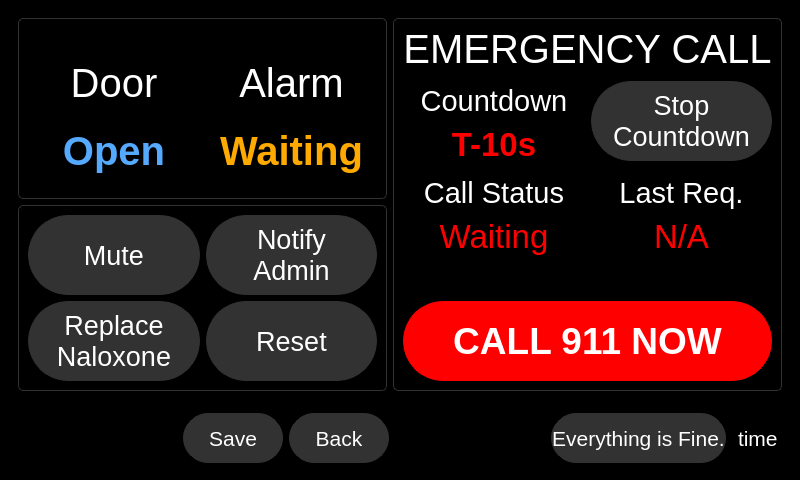
zyl120/Naloxone_Safety_Kit, file qt_design/main_window.ui: the form before one commit.
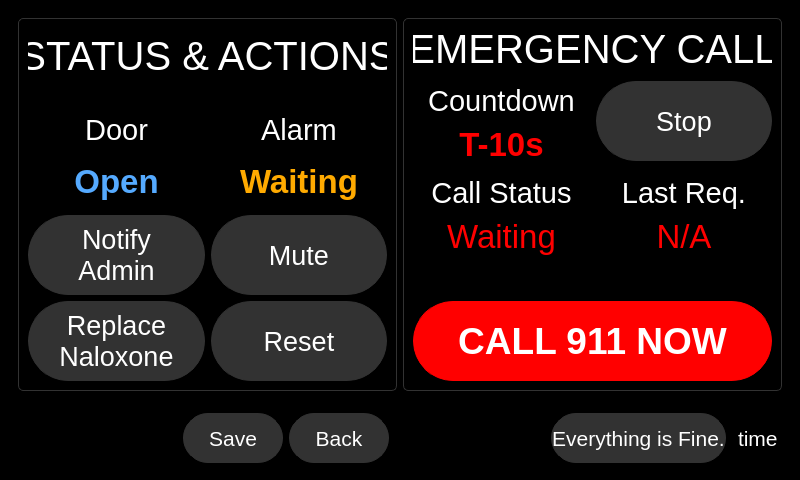
The form after the commit. The open tabs and pages were chosen to show the change. Icons and pictures are not drawn.

Commit message: change door open layout

What changed in the file:
```diff
--- a/qt_design/main_window.ui
+++ b/qt_design/main_window.ui
@@ -4678,208 +4678,6 @@
       </widget>
       <widget class="QWidget" name="doorOpenPage">
        <layout class="QGridLayout" name="gridLayout_7" rowstretch="0,0" columnstretch="1,1">
-        <item row="1" column="0">
-         <widget class="QFrame" name="alarmFrame">
-          <property name="styleSheet">
-           <string notr="true">.QFrame{border-radius: 5px;border-color:rgb(50,50,50);border-width: 1px;border-style: solid;}</string>
-          </property>
-          <property name="frameShape">
-           <enum>QFrame::StyledPanel</enum>
-          </property>
-          <property name="frameShadow">
-           <enum>QFrame::Raised</enum>
-          </property>
-          <property name="lineWidth">
-           <number>3</number>
-          </property>
-          <property name="midLineWidth">
-           <number>0</number>
-          </property>
-          <layout class="QGridLayout" name="gridLayout_13">
-           <item row="4" column="0">
-            <widget class="QPushButton" name="replace_naloxone_button_2">
-             <property name="sizePolicy">
-              <sizepolicy hsizetype="Preferred" vsizetype="Preferred">
-               <horstretch>0</horstretch>
-               <verstretch>0</verstretch>
-              </sizepolicy>
-             </property>
-             <property name="minimumSize">
-              <size>
-               <width>0</width>
-               <height>80</height>
-              </size>
-             </property>
-             <property name="maximumSize">
-              <size>
-               <width>16777215</width>
-               <height>80</height>
-              </size>
-             </property>
-             <property name="font">
-              <font>
-               <pointsize>20</pointsize>
-               <bold>false</bold>
-              </font>
-             </property>
-             <property name="styleSheet">
-              <string notr="true">color:white;border-radius: 40px;background-color:rgb(50,50,50);border-color:rgb(50,50,50);border-width: 1px;border-style: solid;</string>
-             </property>
-             <property name="text">
-              <string>Replace
-Naloxone</string>
-             </property>
-             <property name="icon">
-              <iconset>
-               <normaloff>../main/res/system-reboot.svg</normaloff>../main/res/system-reboot.svg</iconset>
-             </property>
-             <property name="iconSize">
-              <size>
-               <width>32</width>
-               <height>32</height>
-              </size>
-             </property>
-            </widget>
-           </item>
-           <item row="4" column="1">
-            <widget class="QPushButton" name="doorOpenResetPushButton">
-             <property name="sizePolicy">
-              <sizepolicy hsizetype="Preferred" vsizetype="Preferred">
-               <horstretch>0</horstretch>
-               <verstretch>0</verstretch>
-              </sizepolicy>
-             </property>
-             <property name="minimumSize">
-              <size>
-               <width>0</width>
-               <height>80</height>
-              </size>
-             </property>
-             <property name="maximumSize">
-              <size>
-               <width>16777215</width>
-               <height>80</height>
-              </size>
-             </property>
-             <property name="font">
-              <font>
-               <pointsize>20</pointsize>
-               <bold>false</bold>
-              </font>
-             </property>
-             <property name="styleSheet">
-              <string notr="true">color:white;border-radius: 40px;background-color:rgb(50,50,50);border-color:rgb(50,50,50);border-width: 1px;border-style: solid;</string>
-             </property>
-             <property name="text">
-              <string>Reset</string>
-             </property>
-             <property name="icon">
-              <iconset>
-               <normaloff>../main/res/edit-reset.svg</normaloff>../main/res/edit-reset.svg</iconset>
-             </property>
-             <property name="iconSize">
-              <size>
-               <width>32</width>
-               <height>32</height>
-              </size>
-             </property>
-            </widget>
-           </item>
-           <item row="3" column="0">
-            <widget class="QPushButton" name="alarmMutePushButton">
-             <property name="sizePolicy">
-              <sizepolicy hsizetype="Preferred" vsizetype="Preferred">
-               <horstretch>0</horstretch>
-               <verstretch>0</verstretch>
-              </sizepolicy>
-             </property>
-             <property name="minimumSize">
-              <size>
-               <width>0</width>
-               <height>80</height>
-              </size>
-             </property>
-             <property name="maximumSize">
-              <size>
-               <width>16777215</width>
-               <height>80</height>
-              </size>
-             </property>
-             <property name="font">
-              <font>
-               <pointsize>20</pointsize>
-               <bold>false</bold>
-              </font>
-             </property>
-             <property name="styleSheet">
-              <string notr="true">color:white;border-radius: 40px;background-color:rgb(50,50,50);border-color:rgb(50,50,50);border-width: 1px;border-style: solid;</string>
-             </property>
-             <property name="text">
-              <string>Mute</string>
-             </property>
-             <property name="icon">
-              <iconset>
-               <normaloff>../main/res/media-playback-stop.svg</normaloff>../main/res/media-playback-stop.svg</iconset>
-             </property>
-             <property name="iconSize">
-              <size>
-               <width>32</width>
-               <height>32</height>
-              </size>
-             </property>
-            </widget>
-           </item>
-           <item row="3" column="1">
-            <widget class="QPushButton" name="notify_admin_button_2">
-             <property name="sizePolicy">
-              <sizepolicy hsizetype="Preferred" vsizetype="Preferred">
-               <horstretch>0</horstretch>
-               <verstretch>0</verstretch>
-              </sizepolicy>
-             </property>
-             <property name="minimumSize">
-              <size>
-               <width>0</width>
-               <height>80</height>
-              </size>
-             </property>
-             <property name="maximumSize">
-              <size>
-               <width>16777215</width>
-               <height>80</height>
-              </size>
-             </property>
-             <property name="font">
-              <font>
-               <pointsize>20</pointsize>
-               <bold>false</bold>
-              </font>
-             </property>
-             <property name="styleSheet">
-              <string notr="true">color:white;border-radius: 40px;background-color:rgb(50,50,50);border-color:rgb(50,50,50);border-width: 1px;border-style: solid;</string>
-             </property>
-             <property name="text">
-              <string>Notify
-Admin</string>
-             </property>
-             <property name="icon">
-              <iconset>
-               <normaloff>../main/res/smartphone.png</normaloff>../main/res/smartphone.png</iconset>
-             </property>
-             <property name="iconSize">
-              <size>
-               <width>32</width>
-               <height>32</height>
-              </size>
-             </property>
-             <property name="flat">
-              <bool>false</bool>
-             </property>
-            </widget>
-           </item>
-          </layout>
-         </widget>
-        </item>
         <item row="0" column="1" rowspan="2">
          <widget class="QFrame" name="emergencyCallFrame">
           <property name="styleSheet">
@@ -4897,44 +4695,7 @@
           <property name="midLineWidth">
            <number>0</number>
           </property>
-          <layout class="QGridLayout" name="gridLayout_14">
-           <item row="0" column="0" colspan="2">
-            <widget class="QLabel" name="doorLabel_3">
-             <property name="sizePolicy">
-              <sizepolicy hsizetype="Preferred" vsizetype="Preferred">
-               <horstretch>0</horstretch>
-               <verstretch>0</verstretch>
-              </sizepolicy>
-             </property>
-             <property name="minimumSize">
-              <size>
-               <width>0</width>
-               <height>40</height>
-              </size>
-             </property>
-             <property name="maximumSize">
-              <size>
-               <width>16777215</width>
-               <height>16777215</height>
-              </size>
-             </property>
-             <property name="font">
-              <font>
-               <pointsize>30</pointsize>
-               <bold>false</bold>
-              </font>
-             </property>
-             <property name="styleSheet">
-              <string notr="true">color:white;border-width: 0px;</string>
-             </property>
-             <property name="text">
-              <string>EMERGENCY CALL</string>
-             </property>
-             <property name="alignment">
-              <set>Qt::AlignBottom|Qt::AlignHCenter</set>
-             </property>
-            </widget>
-           </item>
+          <layout class="QGridLayout" name="gridLayout_14" rowstretch="0,0,0,0,0,0,0,0,0" columnstretch="1,1">
            <item row="4" column="1">
             <layout class="QVBoxLayout" name="verticalLayout_27">
              <item>
@@ -5012,8 +4773,8 @@
              </item>
             </layout>
            </item>
-           <item row="2" column="1">
-            <widget class="QPushButton" name="stopCountdownPushButton">
+           <item row="7" column="0" colspan="2">
+            <widget class="QPushButton" name="call911NowPushButton">
              <property name="sizePolicy">
               <sizepolicy hsizetype="Preferred" vsizetype="Preferred">
                <horstretch>0</horstretch>
@@ -5034,16 +4795,16 @@
              </property>
              <property name="font">
               <font>
-               <pointsize>20</pointsize>
-               <bold>false</bold>
+               <pointsize>28</pointsize>
+               <bold>true</bold>
               </font>
              </property>
              <property name="styleSheet">
-              <string notr="true">color:white;border-radius: 40px;background-color:rgb(50,50,50);border-color:rgb(50,50,50);border-width: 1px;border-style: solid;</string>
+              <string notr="true">color: white; background-color: red; border-radius:40px;border-color:red;border-width: 1px;border-style: solid;
+</string>
              </property>
              <property name="text">
-              <string>Stop
-Countdown</string>
+              <string>CALL 911 NOW</string>
              </property>
              <property name="icon">
               <iconset>
@@ -5057,82 +4818,42 @@
              </property>
             </widget>
            </item>
-           <item row="4" column="0">
-            <layout class="QVBoxLayout" name="verticalLayout_24">
-             <item>
-              <widget class="QLabel" name="label">
-               <property name="sizePolicy">
-                <sizepolicy hsizetype="Preferred" vsizetype="Preferred">
-                 <horstretch>0</horstretch>
-                 <verstretch>0</verstretch>
-                </sizepolicy>
-               </property>
-               <property name="minimumSize">
-                <size>
-                 <width>0</width>
-                 <height>40</height>
-                </size>
-               </property>
-               <property name="maximumSize">
-                <size>
-                 <width>16777215</width>
-                 <height>16777215</height>
-                </size>
-               </property>
-               <property name="font">
-                <font>
-                 <pointsize>22</pointsize>
-                </font>
-               </property>
-               <property name="styleSheet">
-                <string notr="true">color:white;border-width: 0px;</string>
-               </property>
-               <property name="text">
-                <string>Call Status</string>
-               </property>
-               <property name="alignment">
-                <set>Qt::AlignBottom|Qt::AlignHCenter</set>
-               </property>
-              </widget>
-             </item>
-             <item>
-              <widget class="QLabel" name="emergencyCallStatusLabel">
-               <property name="sizePolicy">
-                <sizepolicy hsizetype="Preferred" vsizetype="Preferred">
-                 <horstretch>0</horstretch>
-                 <verstretch>0</verstretch>
-                </sizepolicy>
-               </property>
-               <property name="minimumSize">
-                <size>
-                 <width>0</width>
-                 <height>40</height>
-                </size>
-               </property>
-               <property name="maximumSize">
-                <size>
-                 <width>16777215</width>
-                 <height>16777215</height>
-                </size>
-               </property>
-               <property name="font">
-                <font>
-                 <pointsize>25</pointsize>
-                 <bold>false</bold>
-                </font>
-               </property>
-               <property name="styleSheet">
-                <string notr="true">color:red;</string>
-               </property>
-               <property name="text">
-                <string>Waiting</string>
-               </property>
-               <property name="alignment">
-                <set>Qt::AlignCenter</set>
-               </property>
-              </widget>
-             </item>
-            </layout>
+           <item row="0" column="0" colspan="2">
+            <widget class="QLabel" name="doorLabel_3">
+             <property name="sizePolicy">
+              <sizepolicy hsizetype="Preferred" vsizetype="Preferred">
+               <horstretch>0</horstretch>
+               <verstretch>0</verstretch>
+              </sizepolicy>
+             </property>
+             <property name="minimumSize">
+              <size>
+               <width>0</width>
+               <height>40</height>
+              </size>
+             </property>
+             <property name="maximumSize">
+              <size>
+               <width>16777215</width>
+               <height>16777215</height>
+              </size>
+             </property>
+             <property name="font">
+              <font>
+               <pointsize>30</pointsize>
+               <bold>false</bold>
+              </font>
+             </property>
+             <property name="styleSheet">
+              <string notr="true">color:white;border-width: 0px;</string>
+             </property>
+             <property name="text">
+              <string>EMERGENCY CALL</string>
+             </property>
+             <property name="alignment">
+              <set>Qt::AlignBottom|Qt::AlignHCenter</set>
+             </property>
+            </widget>
            </item>
            <item row="2" column="0">
             <layout class="QVBoxLayout" name="verticalLayout_46">
@@ -5206,7 +4927,128 @@
              </item>
             </layout>
            </item>
-           <item row="6" column="0" colspan="2">
+           <item row="4" column="0">
+            <layout class="QVBoxLayout" name="verticalLayout_24">
+             <item>
+              <widget class="QLabel" name="label">
+               <property name="sizePolicy">
+                <sizepolicy hsizetype="Preferred" vsizetype="Preferred">
+                 <horstretch>0</horstretch>
+                 <verstretch>0</verstretch>
+                </sizepolicy>
+               </property>
+               <property name="minimumSize">
+                <size>
+                 <width>0</width>
+                 <height>40</height>
+                </size>
+               </property>
+               <property name="maximumSize">
+                <size>
+                 <width>16777215</width>
+                 <height>16777215</height>
+                </size>
+               </property>
+               <property name="font">
+                <font>
+                 <pointsize>22</pointsize>
+                </font>
+               </property>
+               <property name="styleSheet">
+                <string notr="true">color:white;border-width: 0px;</string>
+               </property>
+               <property name="text">
+                <string>Call Status</string>
+               </property>
+               <property name="alignment">
+                <set>Qt::AlignBottom|Qt::AlignHCenter</set>
+               </property>
+              </widget>
+             </item>
+             <item>
+              <widget class="QLabel" name="emergencyCallStatusLabel">
+               <property name="sizePolicy">
+                <sizepolicy hsizetype="Preferred" vsizetype="Preferred">
+                 <horstretch>0</horstretch>
+                 <verstretch>0</verstretch>
+                </sizepolicy>
+               </property>
+               <property name="minimumSize">
+                <size>
+                 <width>0</width>
+                 <height>40</height>
+                </size>
+               </property>
+               <property name="maximumSize">
+                <size>
+                 <width>16777215</width>
+                 <height>16777215</height>
+                </size>
+               </property>
+               <property name="font">
+                <font>
+                 <pointsize>25</pointsize>
+                 <bold>false</bold>
+                </font>
+               </property>
+               <property name="styleSheet">
+                <string notr="true">color:red;</string>
+               </property>
+               <property name="text">
+                <string>Waiting</string>
+               </property>
+               <property name="alignment">
+                <set>Qt::AlignCenter</set>
+               </property>
+              </widget>
+             </item>
+            </layout>
+           </item>
+           <item row="2" column="1">
+            <widget class="QPushButton" name="stopCountdownPushButton">
+             <property name="sizePolicy">
+              <sizepolicy hsizetype="Preferred" vsizetype="Preferred">
+               <horstretch>0</horstretch>
+               <verstretch>0</verstretch>
+              </sizepolicy>
+             </property>
+             <property name="minimumSize">
+              <size>
+               <width>0</width>
+               <height>80</height>
+              </size>
+             </property>
+             <property name="maximumSize">
+              <size>
+               <width>16777215</width>
+               <height>80</height>
+              </size>
+             </property>
+             <property name="font">
+              <font>
+               <pointsize>20</pointsize>
+               <bold>false</bold>
+              </font>
+             </property>
+             <property name="styleSheet">
+              <string notr="true">color:white;border-radius: 40px;background-color:rgb(50,50,50);border-color:rgb(50,50,50);border-width: 1px;border-style: solid;</string>
+             </property>
+             <property name="text">
+              <string>Stop</string>
+             </property>
+             <property name="icon">
+              <iconset>
+               <normaloff>../main/res/media-playback-pause.svg</normaloff>../main/res/media-playback-pause.svg</iconset>
+             </property>
+             <property name="iconSize">
+              <size>
+               <width>32</width>
+               <height>32</height>
+              </size>
+             </property>
+            </widget>
+           </item>
+           <item row="6" column="0">
             <spacer name="verticalSpacer_5">
              <property name="orientation">
               <enum>Qt::Vertical</enum>
@@ -5219,55 +5061,10 @@
              </property>
             </spacer>
            </item>
-           <item row="7" column="0" colspan="2">
-            <widget class="QPushButton" name="call911NowPushButton">
-             <property name="sizePolicy">
-              <sizepolicy hsizetype="Preferred" vsizetype="Preferred">
-               <horstretch>0</horstretch>
-               <verstretch>0</verstretch>
-              </sizepolicy>
-             </property>
-             <property name="minimumSize">
-              <size>
-               <width>0</width>
-               <height>80</height>
-              </size>
-             </property>
-             <property name="maximumSize">
-              <size>
-               <width>16777215</width>
-               <height>80</height>
-              </size>
-             </property>
-             <property name="font">
-              <font>
-               <pointsize>28</pointsize>
-               <bold>true</bold>
-              </font>
-             </property>
-             <property name="styleSheet">
-              <string notr="true">color: white; background-color: red; border-radius:40px;border-color:red;border-width: 1px;border-style: solid;
-</string>
-             </property>
-             <property name="text">
-              <string>CALL 911 NOW</string>
-             </property>
-             <property name="icon">
-              <iconset>
-               <normaloff>../main/res/call-outgoing.svg</normaloff>../main/res/call-outgoing.svg</iconset>
-             </property>
-             <property name="iconSize">
-              <size>
-               <width>32</width>
-               <height>32</height>
-              </size>
-             </property>
-            </widget>
-           </item>
           </layout>
          </widget>
         </item>
-        <item row="0" column="0">
+        <item row="0" column="0" rowspan="2">
          <widget class="QFrame" name="doorOpenFrame">
           <property name="styleSheet">
            <string notr="true">.QFrame{border-radius: 5px;border-color:rgb(50,50,50);border-width: 1px;border-style: solid;}</string>
@@ -5284,13 +5081,43 @@
           <property name="midLineWidth">
            <number>0</number>
           </property>
-          <layout class="QGridLayout" name="gridLayout_12" rowstretch="1,1" columnstretch="1,1">
-           <item row="1" column="1">
+          <layout class="QGridLayout" name="gridLayout_12" columnstretch="1,1">
+           <item row="1" column="0">
+            <widget class="QLabel" name="label_12">
+             <property name="minimumSize">
+              <size>
+               <width>0</width>
+               <height>40</height>
+              </size>
+             </property>
+             <property name="maximumSize">
+              <size>
+               <width>16777215</width>
+               <height>16777215</height>
+              </size>
+             </property>
+             <property name="font">
+              <font>
+               <pointsize>22</pointsize>
+              </font>
+             </property>
+             <property name="styleSheet">
+              <string notr="true">color:white;border-width: 0px;</string>
+             </property>
+             <property name="text">
+              <string>Door</string>
+             </property>
+             <property name="alignment">
+              <set>Qt::AlignBottom|Qt::AlignHCenter</set>
+             </property>
+            </widget>
+           </item>
+           <item row="2" column="1">
             <widget class="QLabel" name="alarmStatusLabel">
              <property name="minimumSize">
               <size>
                <width>0</width>
-               <height>0</height>
+               <height>40</height>
               </size>
              </property>
              <property name="maximumSize">
@@ -5301,7 +5128,7 @@
              </property>
              <property name="font">
               <font>
-               <pointsize>30</pointsize>
+               <pointsize>25</pointsize>
                <bold>true</bold>
               </font>
              </property>
@@ -5316,42 +5143,105 @@
              </property>
             </widget>
            </item>
-           <item row="0" column="0">
-            <widget class="QLabel" name="label_12">
+           <item row="3" column="0">
+            <widget class="QPushButton" name="notify_admin_button_2">
+             <property name="sizePolicy">
+              <sizepolicy hsizetype="Preferred" vsizetype="Preferred">
+               <horstretch>0</horstretch>
+               <verstretch>0</verstretch>
+              </sizepolicy>
+             </property>
              <property name="minimumSize">
               <size>
                <width>0</width>
-               <height>0</height>
+               <height>80</height>
               </size>
              </property>
              <property name="maximumSize">
               <size>
                <width>16777215</width>
-               <height>16777215</height>
+               <height>80</height>
               </size>
              </property>
              <property name="font">
               <font>
-               <pointsize>30</pointsize>
+               <pointsize>20</pointsize>
+               <bold>false</bold>
               </font>
              </property>
              <property name="styleSheet">
-              <string notr="true">color:white;border-width: 0px;</string>
+              <string notr="true">color:white;border-radius: 40px;background-color:rgb(50,50,50);border-color:rgb(50,50,50);border-width: 1px;border-style: solid;</string>
              </property>
              <property name="text">
-              <string>Door</string>
+              <string>Notify
+Admin</string>
              </property>
-             <property name="alignment">
-              <set>Qt::AlignBottom|Qt::AlignHCenter</set>
+             <property name="icon">
+              <iconset>
+               <normaloff>../main/res/smartphone.png</normaloff>../main/res/smartphone.png</iconset>
              </property>
+             <property name="iconSize">
+              <size>
+               <width>32</width>
+               <height>32</height>
+              </size>
+             </property>
+             <property name="flat">
+              <bool>false</bool>
+             </property>
             </widget>
            </item>
-           <item row="1" column="0">
+           <item row="4" column="0">
+            <widget class="QPushButton" name="replace_naloxone_button_2">
+             <property name="sizePolicy">
+              <sizepolicy hsizetype="Preferred" vsizetype="Preferred">
+               <horstretch>0</horstretch>
+               <verstretch>0</verstretch>
+              </sizepolicy>
+             </property>
+             <property name="minimumSize">
+              <size>
+               <width>0</width>
+               <height>80</height>
+              </size>
+             </property>
+             <property name="maximumSize">
+              <size>
+               <width>16777215</width>
+               <height>80</height>
+              </size>
+             </property>
+             <property name="font">
+              <font>
+               <pointsize>20</pointsize>
+               <bold>false</bold>
+              </font>
+             </property>
+             <property name="styleSheet">
+              <string notr="true">color:white;border-radius: 40px;background-color:rgb(50,50,50);border-color:rgb(50,50,50);border-width: 1px;border-style: solid;</string>
+             </property>
+             <property name="text">
+              <string>Replace
+Naloxone</string>
+             </property>
+             <property name="icon">
+              <iconset>
+               <normaloff>../main/res/system-reboot.svg</normaloff>../main/res/system-reboot.svg</iconset>
+             </property>
+             <property name="iconSize">
+              <size>
+               <width>32</width>
+               <height>32</height>
+              </size>
+             </property>
+            </widget>
+           </item>
+           <item row="2" column="0">
             <widget class="QLabel" name="doorOpenLabel">
              <property name="minimumSize">
               <size>
                <width>0</width>
-               <height>0</height>
+               <height>40</height>
               </size>
              </property>
              <property name="maximumSize">
@@ -5362,7 +5252,7 @@
              </property>
              <property name="font">
               <font>
-               <pointsize>30</pointsize>
+               <pointsize>25</pointsize>
                <bold>true</bold>
               </font>
              </property>
@@ -5377,12 +5267,12 @@
              </property>
             </widget>
            </item>
-           <item row="0" column="1">
+           <item row="1" column="1">
             <widget class="QLabel" name="label_6">
              <property name="minimumSize">
               <size>
                <width>0</width>
-               <height>0</height>
+               <height>40</height>
               </size>
              </property>
              <property name="maximumSize">
@@ -5393,7 +5283,7 @@
              </property>
              <property name="font">
               <font>
-               <pointsize>30</pointsize>
+               <pointsize>22</pointsize>
               </font>
              </property>
              <property name="styleSheet">
@@ -5407,6 +5297,118 @@
              </property>
             </widget>
            </item>
+           <item row="3" column="1">
+            <widget class="QPushButton" name="alarmMutePushButton">
+             <property name="sizePolicy">
+              <sizepolicy hsizetype="Preferred" vsizetype="Preferred">
+               <horstretch>0</horstretch>
+               <verstretch>0</verstretch>
+              </sizepolicy>
+             </property>
+             <property name="minimumSize">
+              <size>
+               <width>0</width>
+               <height>80</height>
+              </size>
+             </property>
+             <property name="maximumSize">
+              <size>
+               <width>16777215</width>
+               <height>80</height>
+              </size>
+             </property>
+             <property name="font">
+              <font>
+               <pointsize>20</pointsize>
+               <bold>false</bold>
+              </font>
+             </property>
+             <property name="styleSheet">
+              <string notr="true">color:white;border-radius: 40px;background-color:rgb(50,50,50);border-color:rgb(50,50,50);border-width: 1px;border-style: solid;</string>
+             </property>
+             <property name="text">
+              <string>Mute</string>
+             </property>
+             <property name="icon">
+              <iconset>
+               <normaloff>../main/res/media-playback-stop.svg</normaloff>../main/res/media-playback-stop.svg</iconset>
+             </property>
+             <property name="iconSize">
+              <size>
+               <width>32</width>
+               <height>32</height>
+              </size>
+             </property>
+            </widget>
+           </item>
+           <item row="4" column="1">
+            <widget class="QPushButton" name="doorOpenResetPushButton">
+             <property name="sizePolicy">
+              <sizepolicy hsizetype="Preferred" vsizetype="Preferred">
+               <horstretch>0</horstretch>
+               <verstretch>0</verstretch>
+              </sizepolicy>
+             </property>
+             <property name="minimumSize">
+              <size>
+               <width>0</width>
+               <height>80</height>
+              </size>
+             </property>
+             <property name="maximumSize">
+              <size>
+               <width>16777215</width>
+               <height>80</height>
+              </size>
+             </property>
+             <property name="font">
+              <font>
+               <pointsize>20</pointsize>
+               <bold>false</bold>
+              </font>
+             </property>
+             <property name="styleSheet">
+              <string notr="true">color:white;border-radius: 40px;background-color:rgb(50,50,50);border-color:rgb(50,50,50);border-width: 1px;border-style: solid;</string>
+             </property>
+             <property name="text">
+              <string>Reset</string>
+             </property>
+             <property name="icon">
+              <iconset>
+               <normaloff>../main/res/edit-reset.svg</normaloff>../main/res/edit-reset.svg</iconset>
+             </property>
+             <property name="iconSize">
+              <size>
+               <width>32</width>
+               <height>32</height>
+              </size>
+             </property>
+            </widget>
+           </item>
+           <item row="0" column="0" colspan="2">
+            <widget class="QLabel" name="label_28">
+             <property name="minimumSize">
+              <size>
+               <width>0</width>
+               <height>40</height>
+              </size>
+             </property>
+             <property name="font">
+              <font>
+               <pointsize>30</pointsize>
+              </font>
+             </property>
+             <property name="styleSheet">
+              <string notr="true">color:white;border-width: 0px;</string>
+             </property>
+             <property name="text">
+              <string>STATUS &amp; ACTIONS</string>
+             </property>
+             <property name="alignment">
+              <set>Qt::AlignCenter</set>
+             </property>
+            </widget>
+           </item>
           </layout>
          </widget>
         </item>
```
Left out of the diff: 4 changed lines with no effect on the pictures. The commit also changes 2 other files.
